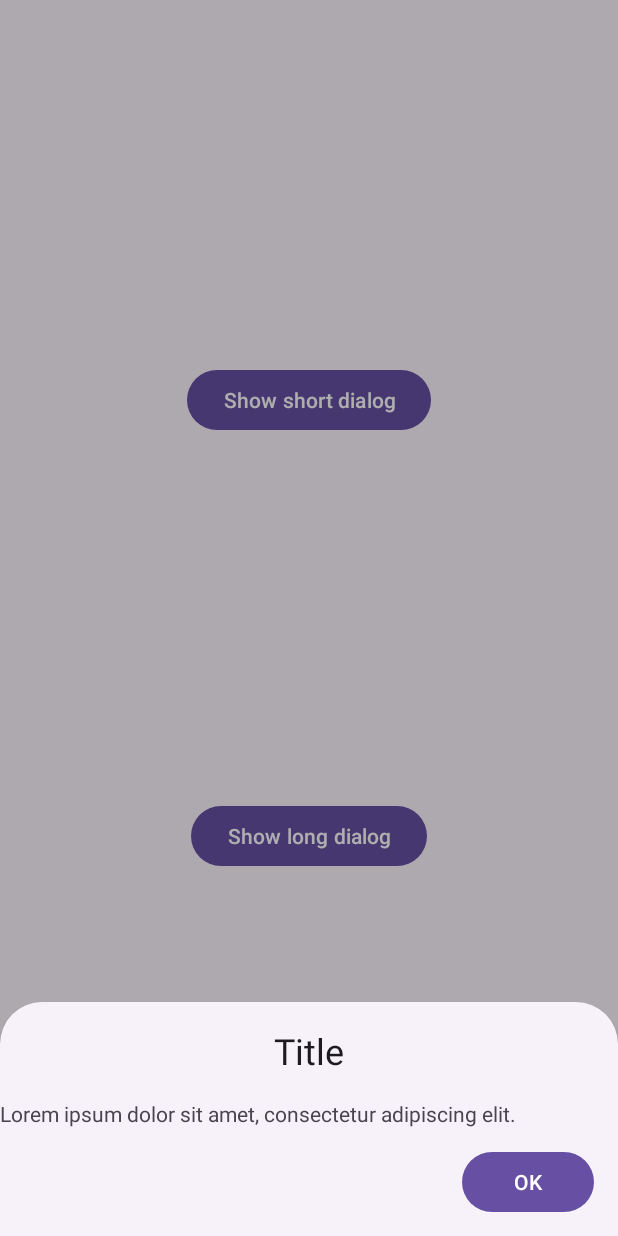
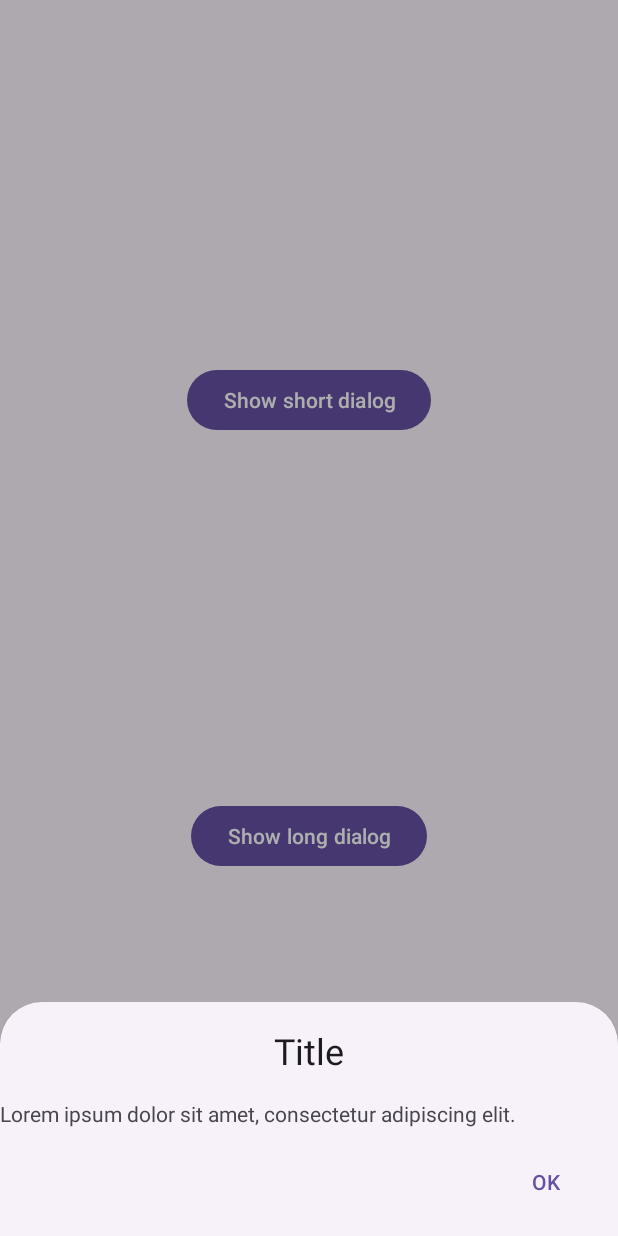
Before and after one commit to unbiaseduser-github/bottom-sheet-alert-dialog, an Android app: the screen it shows after launch (MainActivity), after a tap on "Show short dialog", on a phone screen of 412 x 824 dp. Run offline under Robolectric (Android 15) with nearby library versions, the phone set to English and light mode, and no system bars.

Commit message:
Use androidx alert dialog's button container layout

```diff
--- a/bottom-sheet-alert-dialog/src/main/java/com/sixtyninefourtwenty/bottomsheetalertdialog/BottomSheetAlertDialogUi.kt
+++ b/bottom-sheet-alert-dialog/src/main/java/com/sixtyninefourtwenty/bottomsheetalertdialog/BottomSheetAlertDialogUi.kt
@@ -3,14 +3,15 @@ package com.sixtyninefourtwenty.bottomsheetalertdialog
 import android.content.Context
 import android.view.LayoutInflater
 import android.view.View
+import android.view.ViewGroup
 import android.widget.Button
-import android.widget.RelativeLayout
 import android.widget.ScrollView
 import android.widget.TextView
 import androidx.annotation.StringRes
 import androidx.constraintlayout.widget.ConstraintLayout
 import androidx.core.view.updateLayoutParams
 import androidx.core.widget.TextViewCompat
+import com.google.android.material.button.MaterialButton
 import com.sixtyninefourtwenty.bottomsheetalertdialog.databinding.BottomSheetAlertDialogUiBinding
 import com.sixtyninefourtwenty.bottomsheetalertdialog.misc.getWindowHeight
 
@@ -22,7 +23,7 @@ sealed class BottomSheetAlertDialogCommonUi(private val context: Context) {
     abstract val root: View
     protected abstract val title: TextView
     protected abstract val content: ScrollView
-    protected abstract val buttonContainer: RelativeLayout
+    protected abstract val buttonContainer: ViewGroup
     protected abstract val positiveButton: Button
     protected abstract val neutralButton: Button
     protected abstract val negativeButton: Button
@@ -101,10 +102,10 @@ private class BottomSheetAlertDialogUiImpl(context: Context) :
     private val binding = BottomSheetAlertDialogUiBinding.inflate(LayoutInflater.from(context))
 
     override val title: TextView = binding.title
-    override val positiveButton: Button = binding.positiveButton
-    override val neutralButton: Button = binding.neutralButton
-    override val negativeButton: Button = binding.negativeButton
-    override val buttonContainer: RelativeLayout = binding.buttonContainer
+    override val positiveButton: MaterialButton = binding.positiveButton
+    override val neutralButton: MaterialButton = binding.neutralButton
+    override val negativeButton: MaterialButton = binding.negativeButton
+    override val buttonContainer: ViewGroup = binding.buttonContainer
     override val content: ScrollView = binding.content
     override val root: View = binding.root
 
--- a/bottom-sheet-alert-dialog/src/main/res/layout/bottom_sheet_alert_dialog_ui.xml
+++ b/bottom-sheet-alert-dialog/src/main/res/layout/bottom_sheet_alert_dialog_ui.xml
@@ -24,49 +24,62 @@
         android:layout_height="wrap_content"
         app:layout_constraintBottom_toTopOf="@id/button_container"/>
 
-    <RelativeLayout
+    <ScrollView
         android:id="@+id/button_container"
+        style="?attr/buttonBarStyle"
         android:layout_width="match_parent"
         android:layout_height="wrap_content"
-        android:layout_alignParentBottom="true"
-        android:paddingVertical="@dimen/bsad_button_container_padding_vertical"
+        android:fillViewport="true"
+        android:scrollIndicators="top|bottom"
         app:layout_constraintBottom_toBottomOf="parent">
+
+        <androidx.appcompat.widget.ButtonBarLayout
+            android:layout_width="match_parent"
+            android:layout_height="wrap_content"
+            android:gravity="bottom"
+            android:layoutDirection="locale"
+            android:orientation="horizontal"
+            android:paddingVertical="@dimen/bsad_button_container_padding_vertical">
+
+            <com.google.android.material.button.MaterialButton
+                android:id="@+id/neutral_button"
+                style="?attr/buttonBarNeutralButtonStyle"
+                android:layout_width="wrap_content"
+                android:layout_height="wrap_content"
+                android:layout_marginStart="@dimen/bsad_neutral_button_margin_start"
+                android:visibility="gone"
+                tools:visibility="visible"
+                tools:text="@android:string/cancel"/>
+
+            <android.widget.Space
+                android:id="@+id/spacer"
+                android:layout_width="0dp"
+                android:layout_height="0dp"
+                android:layout_weight="1"
+                android:visibility="invisible"/>
+
+            <com.google.android.material.button.MaterialButton
+                android:id="@+id/negative_button"
+                style="?attr/buttonBarNegativeButtonStyle"
+                android:layout_width="wrap_content"
+                android:layout_height="wrap_content"
+                android:layout_marginEnd="@dimen/bsad_negative_button_margin_end"
+                android:visibility="gone"
+                tools:visibility="visible"
+                tools:text="@android:string/cancel"/>
 
             <com.google.android.material.button.MaterialButton
                 android:id="@+id/positive_button"
+                style="?attr/buttonBarPositiveButtonStyle"
                 android:layout_width="wrap_content"
                 android:layout_height="wrap_content"
-            android:layout_centerVertical="true"
-            android:layout_alignParentEnd="true"
                 android:layout_marginEnd="@dimen/bsad_positive_button_margin_end"
                 android:visibility="gone"
                 tools:visibility="visible"
                 tools:text="@android:string/ok"/>
 
-        <com.google.android.material.button.MaterialButton
-            android:id="@+id/negative_button"
-            android:layout_width="wrap_content"
-            android:layout_height="wrap_content"
-            android:layout_centerVertical="true"
-            android:layout_toStartOf="@id/positive_button"
-            android:layout_marginEnd="@dimen/bsad_negative_button_margin_end"
-            android:visibility="gone"
-            tools:visibility="visible"
-            tools:text="@android:string/cancel"
-            style="?attr/borderlessButtonStyle"/>
+        </androidx.appcompat.widget.ButtonBarLayout>
 
-        <com.google.android.material.button.MaterialButton
-            android:id="@+id/neutral_button"
-            android:layout_width="wrap_content"
-            android:layout_height="wrap_content"
-            android:layout_centerVertical="true"
-            android:layout_alignParentStart="true"
-            android:layout_marginStart="@dimen/bsad_neutral_button_margin_start"
-            android:visibility="gone"
-            tools:visibility="visible"
-            tools:text="@android:string/cancel"
-            style="?attr/borderlessButtonStyle"/>
-
-    </RelativeLayout>
+    </ScrollView>
 
 </androidx.constraintlayout.widget.ConstraintLayout>
```
Lines whose indentation alone changed are shown as unchanged.
